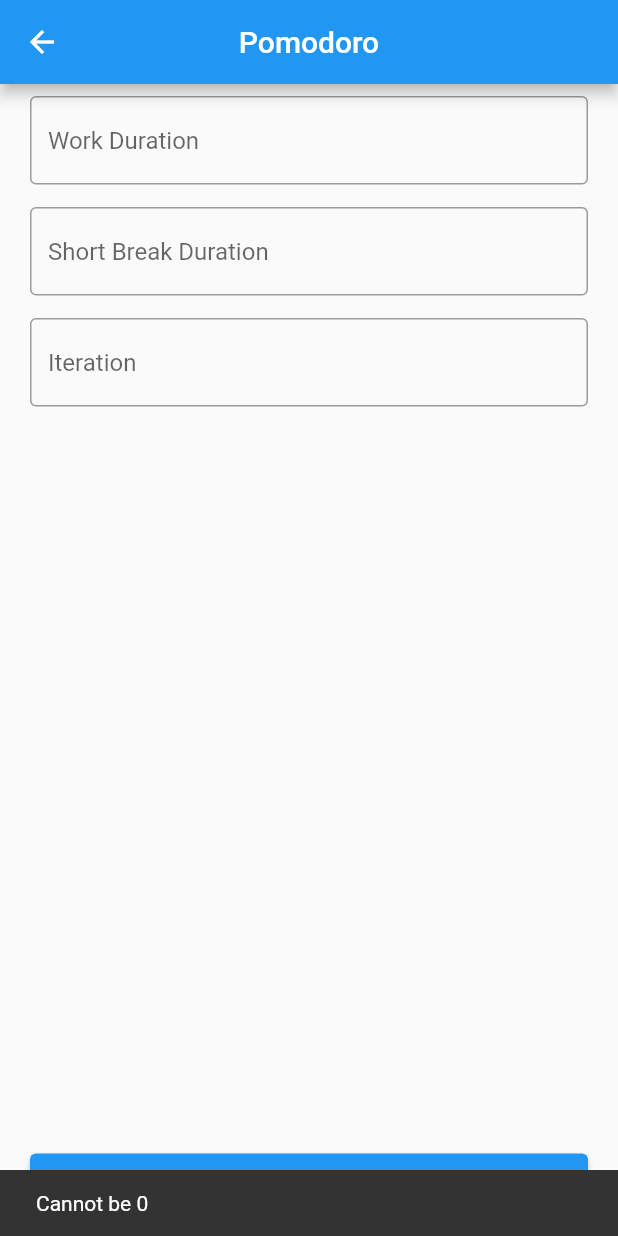
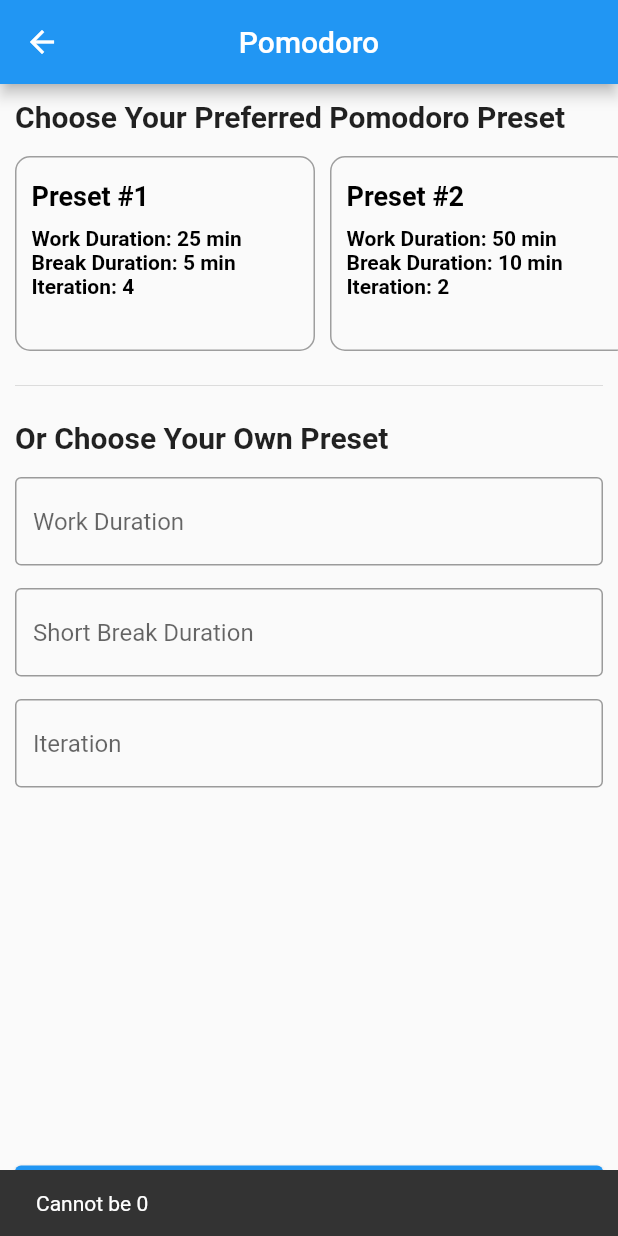
Before and after one commit to qawitherev/pomodoroBloc, a Flutter app: the PomodoroPage screen opened directly, after a tap on "Start Pomodoro Session", on a phone screen of 412 x 824 dp. Run offline on Flutter 3.47's test engine with Material 2 defaults, Android fonts, the phone set to English and light mode, and no system bars.

Commit message:
reset pomodoro
todo:save custom preset, theme stuff

```diff
--- a/lib/providers/pomodoro_provider.dart
+++ b/lib/providers/pomodoro_provider.dart
@@ -12,16 +12,38 @@ class PomodoroProvider extends ChangeNotifier {
   int _breakTime = 0;
   bool _isPaused = false;
   PomodoroState _state = PomodoroState.working;
+  int _selectedModelIndex = -1;
 
+  final _model0 =
+  PomodoroModel(workDuration: 25, shortBreakDuration: 5, iteration: 4);
+  final _model1 =
+  PomodoroModel(workDuration: 50, shortBreakDuration: 10, iteration: 2);
+  final _model2 =
+  PomodoroModel(workDuration: 45, shortBreakDuration: 5, iteration: 2);
 
   PomodoroModel get model => _model;
   int get workTime => _workTime;
   int get breakTime => _breakTime;
   bool get isPaused => _isPaused;
   PomodoroState get state => _state;
+  int get selectedModelIndex => _selectedModelIndex;
+  List<PomodoroModel> get modelList => [_model0, _model1, _model2];
 
   PomodoroProvider() {
     print("created");
+  }
+
+  void selectModel(int index) {
+    print("a");
+    if (_selectedModelIndex != -1 && _selectedModelIndex == index) {
+      print("b");
+      _selectedModelIndex = -1;
+      notifyListeners();
+    } else {
+      print("c");
+      _selectedModelIndex = index;
+      notifyListeners();
+    }
   }
 
   void initPomodoro(PomodoroModel model) {
--- a/lib/views/pomodoro_init_page.dart
+++ b/lib/views/pomodoro_init_page.dart
@@ -16,7 +16,7 @@ class PomodoroPage extends StatelessWidget {
 
   @override
   Widget build(BuildContext context) {
-    final width = MediaQuery.of(context).size.width;
+    // final width = MediaQuery.of(context).size.width;
     final provider = Provider.of<PomodoroProvider>(context);
     return Scaffold(
       appBar: AppBar(
@@ -24,15 +24,67 @@ class PomodoroPage extends StatelessWidget {
         centerTitle: true,
       ),
       body: Padding(
-        padding: const EdgeInsets.all(8),
+        padding: const EdgeInsets.only(top: 10),
         child: Center(
-          child: SizedBox(
-            width: width - 40,
           child: Column(
             children: [
               Expanded(
+                child: SingleChildScrollView(
+                  physics: const BouncingScrollPhysics(),
                   child: Column(
-                    crossAxisAlignment: CrossAxisAlignment.center,
+                    crossAxisAlignment: CrossAxisAlignment.start,
+                    children: [
+                      const Padding(
+                        padding: EdgeInsets.symmetric(horizontal: 10),
+                        child: Text(
+                          "Choose Your Preferred Pomodoro Preset",
+                          style: TextStyle(
+                              fontSize: 20, fontWeight: FontWeight.bold),
+                        ),
+                      ),
+                      vertBox,
+                      SizedBox(
+                        height: 130,
+                        child: ListView.builder(
+                          physics: const BouncingScrollPhysics(),
+                            scrollDirection: Axis.horizontal,
+                            itemCount: provider.modelList.length * 2 + 1,
+                            itemBuilder: (BuildContext context, int index) {
+                              if (index == 0 ||
+                                  index == provider.modelList.length * 2) {
+                                return const SizedBox(
+                                  width: 10,
+                                );
+                              } else if (index.isOdd) {
+                                final item = provider.modelList[index ~/ 2];
+                                final idx = index ~/ 2;
+                                return _pomodoroPreset(
+                                    context, item, idx, provider);
+                              } else {
+                                return const SizedBox(
+                                  width: 10,
+                                );
+                              }
+                            }),
+                      ),
+                      vertBox,
+                      const Padding(
+                        padding: EdgeInsets.symmetric(horizontal: 10),
+                        child: Divider(),
+                      ),
+                      vertBox,
+                      const Padding(
+                        padding: EdgeInsets.symmetric(horizontal: 10),
+                        child: Text(
+                          "Or Choose Your Own Preset",
+                          style: TextStyle(
+                              fontSize: 20, fontWeight: FontWeight.bold),
+                        ),
+                      ),
+                      vertBox,
+                      Padding(
+                        padding: const EdgeInsets.symmetric(horizontal: 10),
+                        child: Column(
                           children: [
                             TextField(
                               controller: workDurationController,
@@ -60,32 +112,66 @@ class PomodoroPage extends StatelessWidget {
                               ),
                               keyboardType: TextInputType.number,
                             ),
-                      vertBox,
+                          ],
+                        ),
+                      ),
                       vertBox,
                     ],
                   ),
                 ),
-                ElevatedButton(
+              ),
+              Padding(
+                padding: const EdgeInsets.symmetric(horizontal: 10),
+                child: ElevatedButton(
                   onPressed: () {
+                    if (provider.selectedModelIndex != -1 && (workDurationController.text.isNotEmpty || shortBreakDurationController.text.isNotEmpty || iterationController.text.isNotEmpty)) {
+                      ScaffoldMessenger.of(context).showSnackBar(const SnackBar(
+                        content: Text("Please choose either preset"),
+                        duration: Duration(seconds: 2),
+                      ));
+                      return;
+                    }
+
+                    PomodoroModel model;
+                    if (provider.selectedModelIndex == -1) {
                       int workDuration =
                           int.tryParse(workDurationController.text) ?? 0;
                       // print(provider)
-                    int breakDuration = int.tryParse(shortBreakDurationController.text) ?? 0;
+                      int breakDuration =
+                          int.tryParse(shortBreakDurationController.text) ?? 0;
                       int iteration = int.tryParse(iterationController.text) ?? 0;
-                    final model = PomodoroModel(workDuration: workDuration, shortBreakDuration: breakDuration, iteration: iteration);
-                    if (workDuration == 0 || breakDuration ==0 || iteration==0) {
-                      ScaffoldMessenger.of(context).showSnackBar(const SnackBar(content: Text("Cannot be 0"), duration: Duration(seconds: 2),));
+                      if (workDuration == 0 ||
+                          breakDuration == 0 ||
+                          iteration == 0) {
+                        ScaffoldMessenger.of(context).showSnackBar(const SnackBar(
+                          content: Text("Cannot be 0"),
+                          duration: Duration(seconds: 2),
+                        ));
                         return;
                       }
+                      model = PomodoroModel(
+                          workDuration: workDuration,
+                          shortBreakDuration: breakDuration,
+                          iteration: iteration);
                       provider.initPomodoro(model);
-                    Navigator.push(context, MaterialPageRoute(builder: (context) => PomodoroRunningPage(model: model,)));
+                    } else {
+                      model = provider.modelList[provider.selectedModelIndex];
+                      provider.initPomodoro(model);
+                    }
+                    Navigator.push(
+                        context,
+                        MaterialPageRoute(
+                            builder: (context) => PomodoroRunningPage(
+                                  model: model,
+                                )));
                   },
                   child: const Center(
                     child: Padding(
-                      padding: EdgeInsets.symmetric(
-                          horizontal: 10, vertical: 15),
+                      padding:
+                          EdgeInsets.symmetric(horizontal: 10, vertical: 15),
                       child: Text(
                         "Start Pomodoro Session",
+                      ),
                     ),
                   ),
                 ),
@@ -94,7 +180,42 @@ class PomodoroPage extends StatelessWidget {
           ),
         ),
       ),
+    );
+  }
+
+  _pomodoroPreset(BuildContext context, PomodoroModel item, int idx,
+      PomodoroProvider provider) {
+    final h1 = TextStyle(fontSize: 18, fontWeight: FontWeight.bold, color: provider.selectedModelIndex == idx ? Colors.white: Colors.black);
+    return GestureDetector(
+      onTap: () => provider.selectModel(idx),
+      child: Consumer<PomodoroProvider>(
+        builder: (context, provider, child) {
+          return Container(
+            width: 200,
+            height: 130,
+            padding: const EdgeInsets.symmetric(horizontal: 10, vertical: 15),
+            decoration: BoxDecoration(
+              borderRadius: BorderRadius.circular(10),
+              color: provider.selectedModelIndex != idx ? Colors.transparent : Colors.blue,
+              border: Border.all(color: Colors.grey),
+            ),
+            child: Column(
+              crossAxisAlignment: CrossAxisAlignment.start,
+              children: [
+                Text("Preset #${idx+1}", style: h1),
+                const SizedBox(
+                  height: 10,
+                ),
+                Text("Work Duration: ${item.workDuration} min", style: h1.copyWith(fontSize: 14),),
+                Text("Break Duration: ${item.shortBreakDuration} min", style: h1.copyWith(fontSize: 14),),
+                Text("Iteration: ${item.iteration}", style: h1.copyWith(fontSize: 14),),
+              ],
+            ),
+          );
+        },
       ),
     );
   }
 }
+
+//TODO: handle when already tap preset, but want to choose own preset
```
Lines whose indentation alone changed are shown as unchanged.
